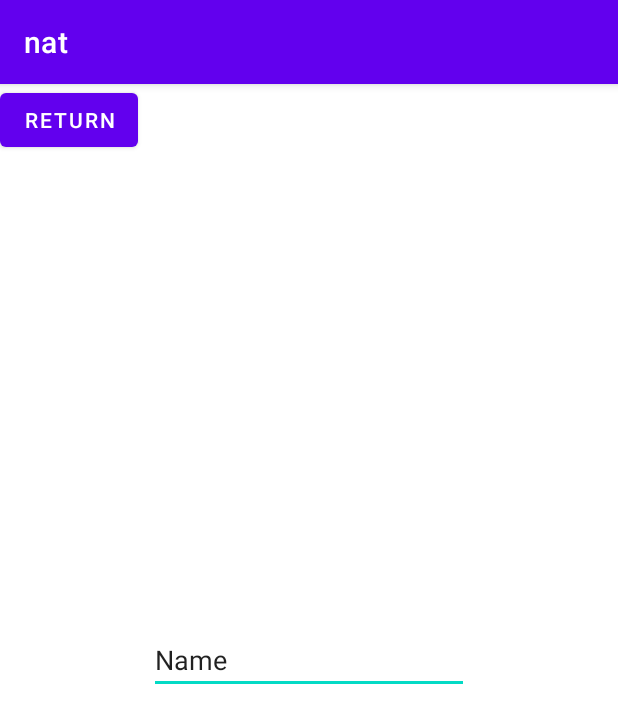
After one commit to 60letamozgovnet/firstAndroidApp, an Android app: the MainActivity2 screen opened directly, with no data from a screen before it, on a phone screen of 412 x 824 dp. The commit adds this screen. Shown: the top 723 px of the screen. Run offline under Robolectric (Android 15) with nearby library versions, the phone set to English and light mode, and no system bars.

Commit message:
edit text field

```diff
--- a/app/build.gradle.kts
+++ b/app/build.gradle.kts
@@ -50,6 +50,10 @@ dependencies {
     implementation(libs.androidx.appcompat)
     implementation(libs.material)
     implementation(libs.androidx.constraintlayout)
+    implementation(libs.androidx.activity)
+    implementation(libs.androidx.annotation)
+    implementation(libs.androidx.lifecycle.livedata.ktx)
+    implementation(libs.androidx.lifecycle.viewmodel.ktx)
     testImplementation(libs.junit)
     androidTestImplementation(libs.androidx.junit)
     androidTestImplementation(libs.androidx.espresso.core)
--- /dev/null
+++ b/app/src/main/java/com/example/nat/MainActivity2.kt
@@ -0,0 +1,29 @@
+package com.example.nat
+
+import android.content.Intent
+import android.os.Bundle
+import android.view.View
+import androidx.activity.enableEdgeToEdge
+import androidx.appcompat.app.AppCompatActivity
+import androidx.core.view.ViewCompat
+import androidx.core.view.WindowInsetsCompat
+
+class MainActivity2 : AppCompatActivity() {
+    override fun onCreate(savedInstanceState: Bundle?) {
+        super.onCreate(savedInstanceState)
+        enableEdgeToEdge()
+        setContentView(R.layout.activity_main2)
+        ViewCompat.setOnApplyWindowInsetsListener(findViewById(R.id.main)) { v, insets ->
+            val systemBars = insets.getInsets(WindowInsetsCompat.Type.systemBars())
+            v.setPadding(systemBars.left, systemBars.top, systemBars.right, systemBars.bottom)
+            insets
+        }
+    }
+
+
+    fun retur(view: View) {
+        println("bot click on mainact2")
+        val intent = Intent(this, MainActivity::class.java)
+        startActivity(intent)
+    }
+}
--- /dev/null
+++ b/app/src/main/res/layout/activity_main2.xml
@@ -0,0 +1,30 @@
+<?xml version="1.0" encoding="utf-8"?>
+<androidx.constraintlayout.widget.ConstraintLayout xmlns:android="http://schemas.android.com/apk/res/android"
+    xmlns:app="http://schemas.android.com/apk/res-auto"
+    xmlns:tools="http://schemas.android.com/tools"
+    android:id="@+id/main"
+    android:layout_width="match_parent"
+    android:layout_height="match_parent"
+    tools:context=".MainActivity2">
+
+    <Button
+        android:id="@+id/button"
+        android:layout_width="wrap_content"
+        android:layout_height="wrap_content"
+        android:text="return"
+        tools:layout_editor_absoluteX="111dp"
+        tools:layout_editor_absoluteY="74dp" />
+
+    <EditText
+        android:id="@+id/editTextText"
+        android:layout_width="wrap_content"
+        android:layout_height="wrap_content"
+        android:ems="10"
+        android:inputType="text"
+        android:text="Name"
+        app:layout_constraintBottom_toBottomOf="parent"
+        app:layout_constraintEnd_toEndOf="parent"
+        app:layout_constraintStart_toStartOf="parent"
+        app:layout_constraintTop_toTopOf="parent" />
+
+</androidx.constraintlayout.widget.ConstraintLayout>
--- /dev/null
+++ b/app/src/main/res/values-land/dimens.xml
@@ -0,0 +1,3 @@
+<resources>
+    <dimen name="activity_horizontal_margin">48dp</dimen>
+</resources>
--- /dev/null
+++ b/app/src/main/res/values-w1240dp/dimens.xml
@@ -0,0 +1,3 @@
+<resources>
+    <dimen name="activity_horizontal_margin">200dp</dimen>
+</resources>
--- /dev/null
+++ b/app/src/main/res/values-w600dp/dimens.xml
@@ -0,0 +1,3 @@
+<resources>
+    <dimen name="activity_horizontal_margin">48dp</dimen>
+</resources>
--- /dev/null
+++ b/app/src/main/res/values/dimens.xml
@@ -0,0 +1,5 @@
+<resources>
+    <!-- Default screen margins, per the Android Design guidelines. -->
+    <dimen name="activity_horizontal_margin">16dp</dimen>
+    <dimen name="activity_vertical_margin">16dp</dimen>
+</resources>
```
Also changed, not shown: app/src/main/AndroidManifest.xml (+7 -0 lines), app/src/main/java/com/example/nat/MainActivity.kt (+7 -0 lines), app/src/main/java/com/example/nat/data/LoginDataSource.kt (added, +24 -0 lines), app/src/main/java/com/example/nat/data/LoginRepository.kt (added, +46 -0 lines), app/src/main/java/com/example/nat/data/Result.kt (added, +18 -0 lines), app/src/main/java/com/example/nat/data/model/LoggedInUser.kt (added, +9 -0 lines), app/src/main/res/layout/activity_main.xml (+9 -7 lines), app/src/main/res/values/strings.xml (+9 -0 lines), gradle/libs.versions.toml (+8 -0 lines).
